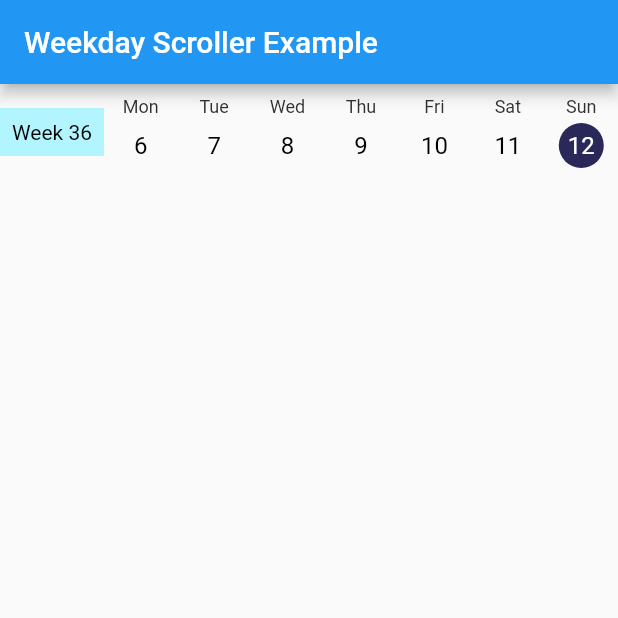
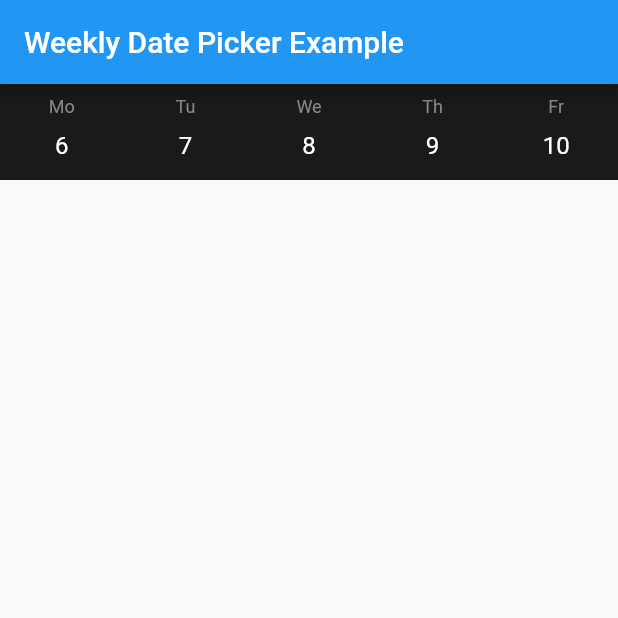
Before and after one commit to Magnuti/Weekly-Date-Picker, a Flutter app: the screen it shows after launch, on a phone screen of 412 x 824 dp, the top half of it. Run offline on Flutter 3.47's test engine with Material 2 defaults, Android fonts, the phone set to English and light mode, and no system bars.

Commit message:
Changed package/plugin name

```diff
--- a/example/lib/main.dart
+++ b/example/lib/main.dart
@@ -1,6 +1,6 @@
 import 'package:flutter/material.dart';
 
-import 'package:weekday_scroller/weekday_scroller.dart';
+import 'package:weekly_date_picker/weekly_date_picker.dart';
 
 void main() {
   runApp(MyApp());
@@ -10,12 +10,12 @@ class MyApp extends StatelessWidget {
   @override
   Widget build(BuildContext context) {
     return MaterialApp(
-      title: 'Weekday Scroller Example',
+      title: 'Weekly Date Picker Example',
       theme: ThemeData(
         primarySwatch: Colors.blue,
         visualDensity: VisualDensity.adaptivePlatformDensity,
       ),
-      home: MyHomePage(title: 'Weekday Scroller Example'),
+      home: MyHomePage(title: 'Weekly Date Picker Example'),
     );
   }
 }
@@ -40,11 +40,20 @@ class _MyHomePageState extends State<MyHomePage> {
       ),
       body: Column(
         children: [
-          WeekdayScroller(
+          WeeklyDatePicker(
             selectedDay: _selectedDay,
             changeDay: (value) => setState(() {
               _selectedDay = value;
             }),
+            enableWeeknumberText: false,
+            weeknumberColor: const Color(0xFF57AF87),
+            weeknumberTextColor: Colors.white,
+            backgroundColor: const Color(0xFF1A1A1A),
+            weekdayTextColor: const Color(0xFF8A8A8A),
+            digitsColor: Colors.white,
+            selectedBackgroundColor: const Color(0xFF57AF87),
+            weekdays: ["Mo", "Tu", "We", "Th", "Fr"],
+            daysInWeek: 5,
           ),
         ],
       ),
--- a/example/pubspec.yaml
+++ b/example/pubspec.yaml
@@ -23,7 +23,7 @@ environment:
 dependencies:
   flutter:
     sdk: flutter
-  weekday_scroller:
+  weekly_date_picker:
     path: ../
 
 
--- a/lib/weekday_scroller.dart
+++ b/lib/weekly_date_picker.dart
@@ -1,10 +1,10 @@
-library day_scroller;
+library weekly_date_picker;
 
 import 'package:flutter/material.dart';
 import 'package:intl/intl.dart';
 
-class WeekdayScroller extends StatefulWidget {
-  WeekdayScroller({
+class WeeklyDatePicker extends StatefulWidget {
+  WeeklyDatePicker({
     Key? key,
     required this.selectedDay,
     required this.changeDay,
@@ -63,10 +63,10 @@ class WeekdayScroller extends StatefulWidget {
   final int daysInWeek;
 
   @override
-  _WeekdayScrollerState createState() => _WeekdayScrollerState();
+  _WeeklyDatePickerState createState() => _WeeklyDatePickerState();
 }
 
-class _WeekdayScrollerState extends State<WeekdayScroller> {
+class _WeeklyDatePickerState extends State<WeeklyDatePicker> {
   final controller = PageController(initialPage: 0);
   final DateTime now = DateTime.now();
 
```
Also changed, not shown: pubspec.yaml (+4 -4 lines), example/pubspec.lock, 4 other files.
